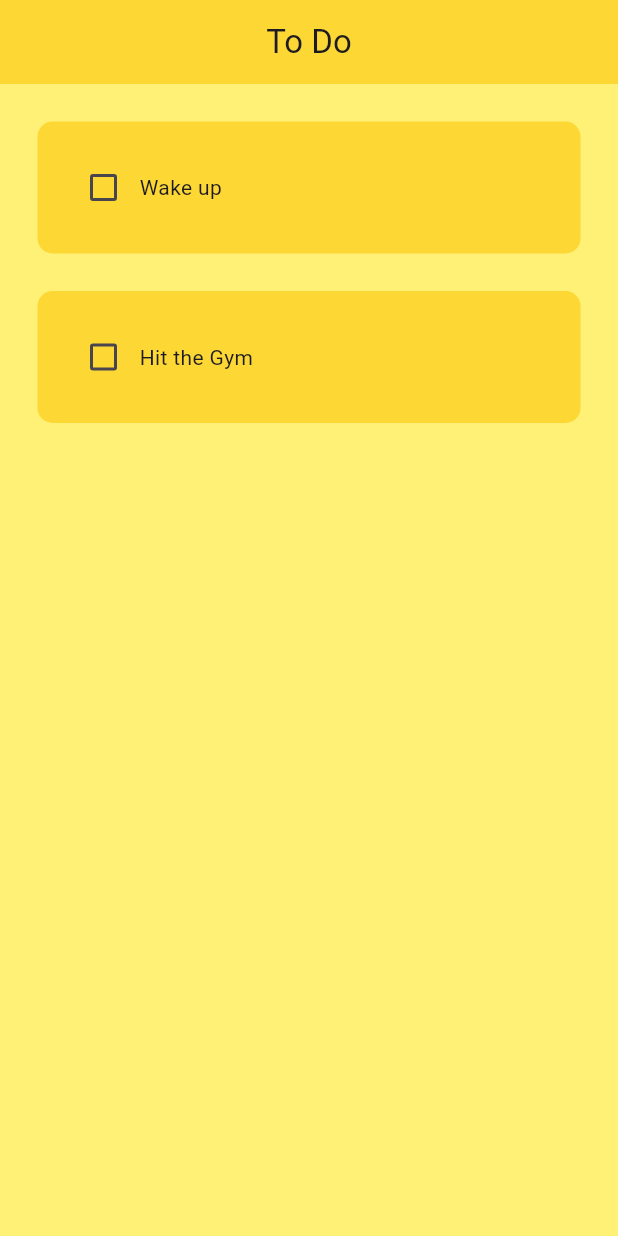
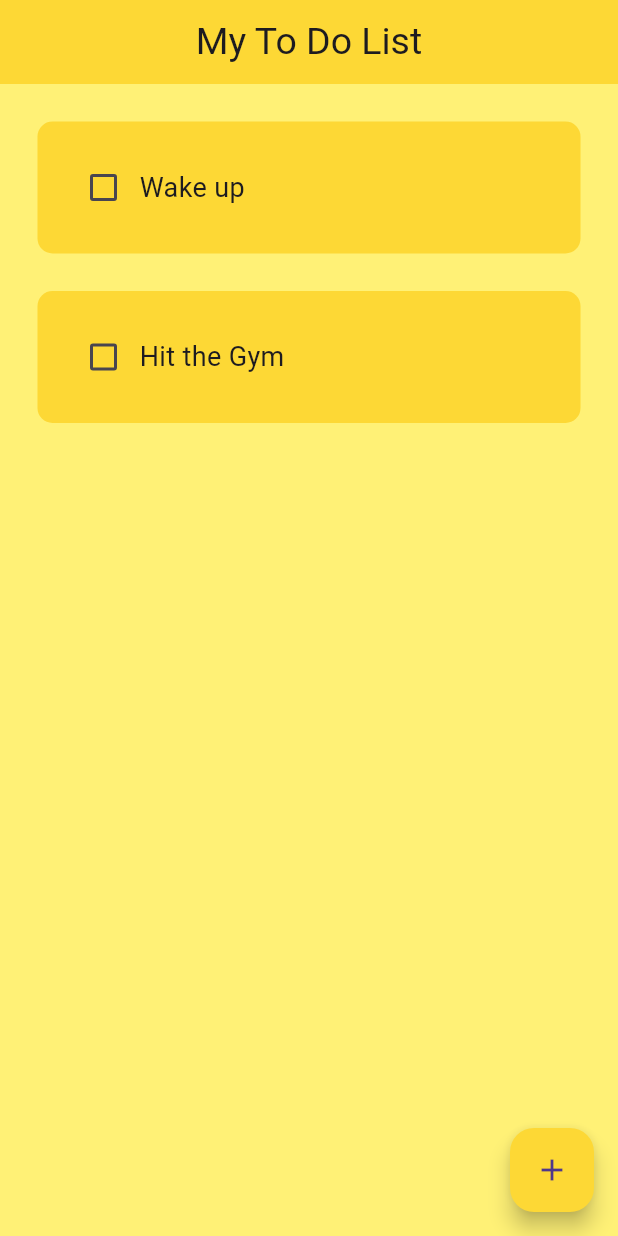
Before and after one commit to pererabsdt/to-do-list-app, a Flutter app: the screen it shows after launch, on a phone screen of 412 x 824 dp. Run offline on Flutter 3.47's test engine with Material 3 defaults, Android fonts, the phone set to English and light mode, and no system bars.

Commit message:
Add alert dialog for adding new tasks

```diff
--- a/lib/pages/home_page.dart
+++ b/lib/pages/home_page.dart
@@ -1,4 +1,5 @@
 import 'package:flutter/material.dart';
+import 'package:to_do_app/util/dialog_box.dart';
 import 'package:to_do_app/util/to_do_tile.dart';
 
 class HomePage extends StatefulWidget {
@@ -9,6 +10,8 @@ class HomePage extends StatefulWidget {
 }
 
 class _HomePageState extends State<HomePage> {
+  final _controller = TextEditingController();
+
   List toDoList = [
     ["Wake up", false],
     ["Hit the Gym", false],
@@ -20,14 +23,44 @@ class _HomePageState extends State<HomePage> {
     });
   }
 
+  void saveNewTask() {
+    setState(() {
+      toDoList.add([_controller, false]);
+      _controller.clear();
+    });
+    Navigator.of(context).pop();
+  }
+
+  void createNewTask() {
+    showDialog(
+        context: context,
+        builder: (context) {
+          return DialogBox(
+            controller: _controller,
+            onSave: saveNewTask,
+            onCancel: () => Navigator.of(context).pop(),
+          );
+        });
+  }
+
   @override
   Widget build(BuildContext context) {
     return Scaffold(
       backgroundColor: Colors.yellow[300],
       appBar: AppBar(
         backgroundColor: Colors.yellow[600],
-        title: Center(child: Text('To Do')),
+        title: Center(
+          child: Text(
+            'My To Do List',
+            style: TextStyle(fontSize: 25),
+          ),
+        ),
         elevation: 0,
+      ),
+      floatingActionButton: FloatingActionButton(
+        onPressed: createNewTask,
+        backgroundColor: Colors.yellow[600],
+        child: Icon(Icons.add),
       ),
       body: ListView.builder(
         itemCount: toDoList.length,
--- a/lib/util/my_button.dart
+++ b/lib/util/my_button.dart
@@ -14,7 +14,7 @@ class MyButton extends StatelessWidget {
   Widget build(BuildContext context) {
     return MaterialButton(
       onPressed: onPressed,
-      color: Theme.of(context).primaryColor,
+      color: Colors.yellow[700],
       child: Text(text),
     );
   }
--- a/lib/util/to_do_tile.dart
+++ b/lib/util/to_do_tile.dart
@@ -24,8 +24,20 @@ class ToDoTile extends StatelessWidget {
         ),
         child: Row(
           children: [
-            Checkbox(value: taskCompleted, onChanged: onChanged),
-            Text(taskName),
+            Checkbox(
+              value: taskCompleted,
+              onChanged: onChanged,
+              activeColor: Colors.deepOrange,
+            ),
+            Text(
+              taskName,
+              style: TextStyle(
+                fontSize: 18,
+                decoration: taskCompleted
+                    ? TextDecoration.lineThrough
+                    : TextDecoration.none,
+              ),
+            ),
           ],
         ),
       ),
```
Also changed, not shown: lib/util/dialog_box.dart (added, +41 -0 lines).
